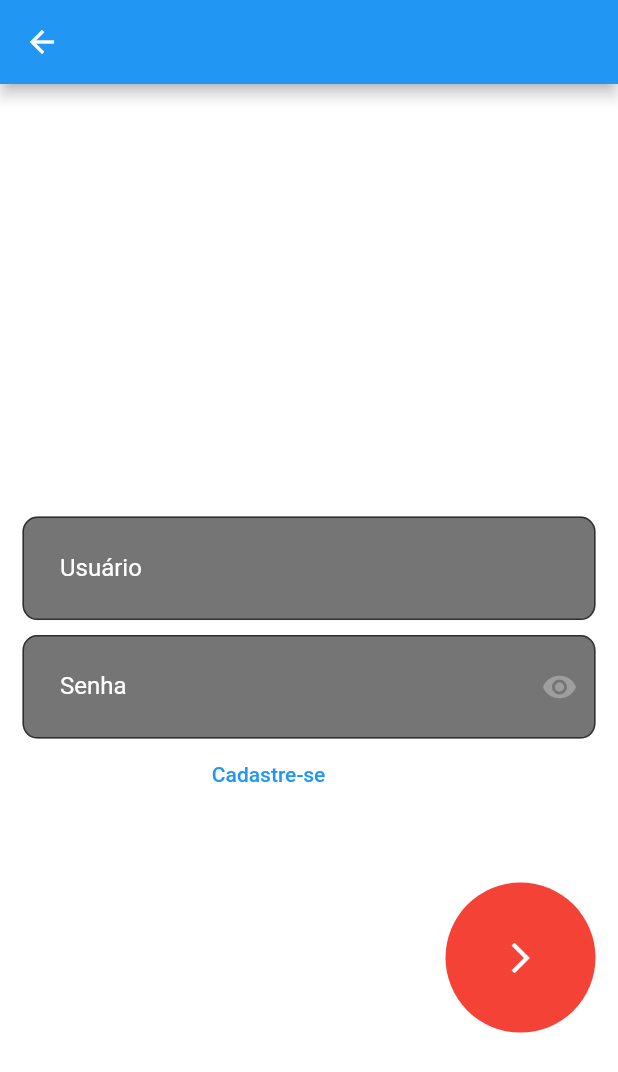
After one commit to AngeloGustavo/treinow_movies, a Flutter app: the LogPage screen opened directly, on a phone screen of 412 x 824 dp. The commit adds this screen. Shown: the top 1072 px of the screen. Run offline on Flutter 3.47's test engine with Material 2 defaults, Android fonts, the phone set to English and light mode, and no system bars; our stand-ins replace dio; network calls fail.

Commit message:
feat: Login, Cadastro e Filmes Favoritos

```diff
--- /dev/null
+++ b/lib/model/usuario.dart
@@ -0,0 +1,65 @@
+import 'dart:io';
+
+import 'Filme.dart';
+import 'package:path_provider/path_provider.dart';
+
+class Usuario {
+  static bool logado = false;
+  static String login = '';
+  static String senha = '';
+  static List<Filme> minhaLista = [];
+
+  static Future<String> diretorioUsuarios() async {
+    final directory = await getApplicationDocumentsDirectory();
+    return '${directory.path}/usuarios/';
+  }
+
+  static Future<bool> checarSeJaExisteUsuario(String _login) async{
+    var diretorioDeUsuarios = Directory(await diretorioUsuarios());
+    diretorioDeUsuarios.createSync(recursive: true);
+    List<FileSystemEntity> diretorios = diretorioDeUsuarios.listSync();
+    for(int i = 0; i < diretorios.length; i++) {
+      if(diretorios[i].path.substring(61, diretorios[i].path.length-4) == _login) {
+        return true;
+      }
+    }
+    return false;
+  }
+
+  static Future<bool> autenticarUsuario(String _login, String _senha) async {
+    bool resultado = await checarSeJaExisteUsuario(_login);
+    if(resultado == true){
+      File file = File('${await diretorioUsuarios()}$_login.txt');
+      String a = await file.readAsString();
+      var senha = a.split(';');
+      if(senha[1] == _senha){
+
+        for(int i=2; i<senha.length-1; i++){
+          Usuario.minhaLista.add(await Filme.getFilmeByID(senha[i]));
+        }
+        return true;
+      }
+    }
+    return false;
+  }
+
+  static Future<bool> registrarUsuario(String _login, String _senha) async {
+    bool resultado = await checarSeJaExisteUsuario(_login);
+    if(resultado == false){
+      String texto = '$_login;$_senha;';
+      File file = File('${await diretorioUsuarios()}$_login.txt');
+      file.writeAsString(texto);
+      return true;
+    }
+    return false;
+  }
+
+  static void escreverNoArquivo()async{
+    String texto = '${Usuario.login};${Usuario.senha};';
+    for(int i=0; i<Usuario.minhaLista.length; i++){
+      texto += '${Usuario.minhaLista[i].id};';
+    }
+    File file = File('${await diretorioUsuarios()}${Usuario.login}.txt');
+    file.writeAsString(texto);
+  }
+}
--- /dev/null
+++ b/lib/view/log_page.dart
@@ -0,0 +1,194 @@
+import 'package:flutter/material.dart';
+
+import '../model/usuario.dart';
+import 'feed_page.dart';
+
+enum EstadoDaPagina {
+  login,
+  cadastro,
+}
+
+class LogPage extends StatefulWidget {
+  const LogPage({super.key});
+
+  @override
+  State<LogPage> createState() => _LogPageState();
+}
+
+class _LogPageState extends State<LogPage> {
+  TextEditingController usuarioController = TextEditingController();
+  TextEditingController senhaController = TextEditingController();
+  String mensagemDeErro = '';
+  bool hidePassword = true;
+  EstadoDaPagina estado = EstadoDaPagina.login;
+
+
+  @override
+  Widget build(BuildContext context) {
+    return Scaffold(
+        appBar: AppBar(),
+        backgroundColor: Colors.transparent,
+        body: Stack(
+          children: [
+            Container(),
+            Container(
+              padding: const EdgeInsets.only(left: 35, top: 125),
+              child: Text(
+                (estado == EstadoDaPagina.login) ?'Login':'Cadastro',
+                style: const TextStyle(color: Colors.white, fontSize: 33),
+              ),
+            ),
+            SingleChildScrollView(
+              child: Container(
+                padding: EdgeInsets.only(
+                    top: MediaQuery.of(context).size.height * 0.35),
+                child: Column(
+                  crossAxisAlignment: CrossAxisAlignment.start,
+                  children: [
+                    Container(
+                      margin: const EdgeInsets.only(left: 15, right: 15),
+                      child: Column(
+                        children: [
+                          TextField(
+                            controller: usuarioController,
+                            keyboardType: TextInputType.name,
+                            style: const TextStyle(color: Colors.white),
+                            decoration: InputDecoration(
+                                contentPadding: const EdgeInsets.all(25),
+                                focusedBorder:OutlineInputBorder(
+                                  borderSide: const BorderSide(color: Colors.red, width: 2.0),
+                                  borderRadius: BorderRadius.circular(10.0),
+                                ),
+                                fillColor: Colors.grey.shade600,
+                                filled: true,
+                                labelText: "Usuário",
+                                labelStyle: const TextStyle(
+                                  color: Colors.white,
+                                ),
+                                border: OutlineInputBorder(
+                                  borderRadius: BorderRadius.circular(10),
+                                )),
+                          ),
+                          const SizedBox(
+                            height: 10,
+                          ),
+                          TextField(
+                            controller: senhaController,
+                            style: const TextStyle(color: Colors.white),
+                            obscureText: hidePassword,
+                            decoration: InputDecoration(
+                                contentPadding: const EdgeInsets.all(25),
+                                focusedBorder:OutlineInputBorder(
+                                  borderSide: const BorderSide(color: Colors.red, width: 2.0),
+                                  borderRadius: BorderRadius.circular(10.0),
+                                ),
+                                fillColor: Colors.grey.shade600,
+                                filled: true,
+                                labelText: "Senha",
+                                labelStyle: const TextStyle(
+                                  color: Colors.white,
+                                ),
+                                border: OutlineInputBorder(
+                                  borderRadius: BorderRadius.circular(10),
+                                ),
+                                suffixIcon: GestureDetector(
+                                  onTap: () {
+                                    setState(() {
+                                      hidePassword = !hidePassword;
+                                    });
+                                  },
+                                  child: Icon(
+                                    hidePassword ? Icons.visibility : Icons
+                                          .visibility_off, color: Colors.grey,
+                                  ),
+                                )
+                              ),
+
+                          ),
+                          Row(
+                            children: [
+                              Text((estado == EstadoDaPagina.login) ? 'Não tem cadastro?':'Já tem cadastro?', style: TextStyle(color: Colors.white),),
+                              TextButton(
+                                onPressed: () {
+                                  setState(() {
+                                    if(estado == EstadoDaPagina.login){
+                                      estado = EstadoDaPagina.cadastro;
+                                    }
+                                    else{
+                                      estado = EstadoDaPagina.login;
+                                    }
+                                    mensagemDeErro="";
+                                  });
+                                },
+                                child: Text((estado == EstadoDaPagina.login) ? 'Cadastre-se':'Faça Login', style: const TextStyle(color: Colors.blue),textAlign: TextAlign.left,),
+                              ),
+                            ],
+                          ),
+                          const SizedBox(
+                            height: 5,
+                          ),
+                          Center(child: Text(mensagemDeErro, style: TextStyle(fontSize: 20, color: Colors.white),),),
+                          const SizedBox(
+                            height: 20,
+                          ),
+                          Padding(
+                            padding: const EdgeInsets.only(left: 10),
+                            child: Align(
+                              alignment: Alignment.centerRight,
+                              child: CircleAvatar(
+                                radius: 50,
+                                backgroundColor: Colors.red,
+                                child: IconButton(
+                                    color: Colors.white,
+                                    onPressed: () async {
+                                      setState(() {
+                                        mensagemDeErro = 'Carregando...';
+                                      });
+                                      bool logBool;
+                                      if(estado == EstadoDaPagina.login){
+                                        logBool = await Usuario.autenticarUsuario(usuarioController.text, senhaController.text);
+                                      }
+                                      else{
+                                        logBool = await Usuario.registrarUsuario(usuarioController.text, senhaController.text);
+                                      }
+                                      if(logBool == false){
+                                        setState(() {
+                                          if(estado == EstadoDaPagina.login) {
+                                            mensagemDeErro="Login ou senha invalidos!";
+                                          }
+                                          else{
+                                            mensagemDeErro="Login ja usado!";
+                                          }
+                                        });
+                                      }else{
+                                        setState(() {
+                                          mensagemDeErro="";
+                                          Usuario.logado = true;
+                                          Usuario.login = usuarioController.text;
+                                          Usuario.senha = senhaController.text;
+                                          Navigator.of(context).pushAndRemoveUntil(MaterialPageRoute(builder: (context) =>
+                                            FeedPage()), (Route<dynamic> route) => false);
+                                        });
+                                      }
+                                    },
+                                    icon: const Icon(
+                                      Icons.arrow_forward_ios,
+                                    )),
+                              ),
+                            ),
+                          ),
+                          const SizedBox(
+                            height: 10,
+                          ),
+                        ],
+                      ),
+                    )
+                  ],
+                ),
+              ),
+            ),
+          ],
+        ),
+      );
+  }
+}
--- a/pubspec.yaml
+++ b/pubspec.yaml
@@ -10,6 +10,7 @@ dependencies:
   dio: ^5.0.0
   flutter:
     sdk: flutter
+  path_provider: ^2.0.11
 
 dev_dependencies:
   flutter_test:
```
Also changed, not shown: lib/model/filme.dart (+78 -82 lines), lib/model/requisicao.dart (+18 -20 lines), lib/view/detalhes_page.dart (+53 -7 lines), lib/view/feed_page.dart (+34 -16 lines), lib/view/pesquisa_page.dart (+29 -9 lines), pubspec.lock, 1 other file.
